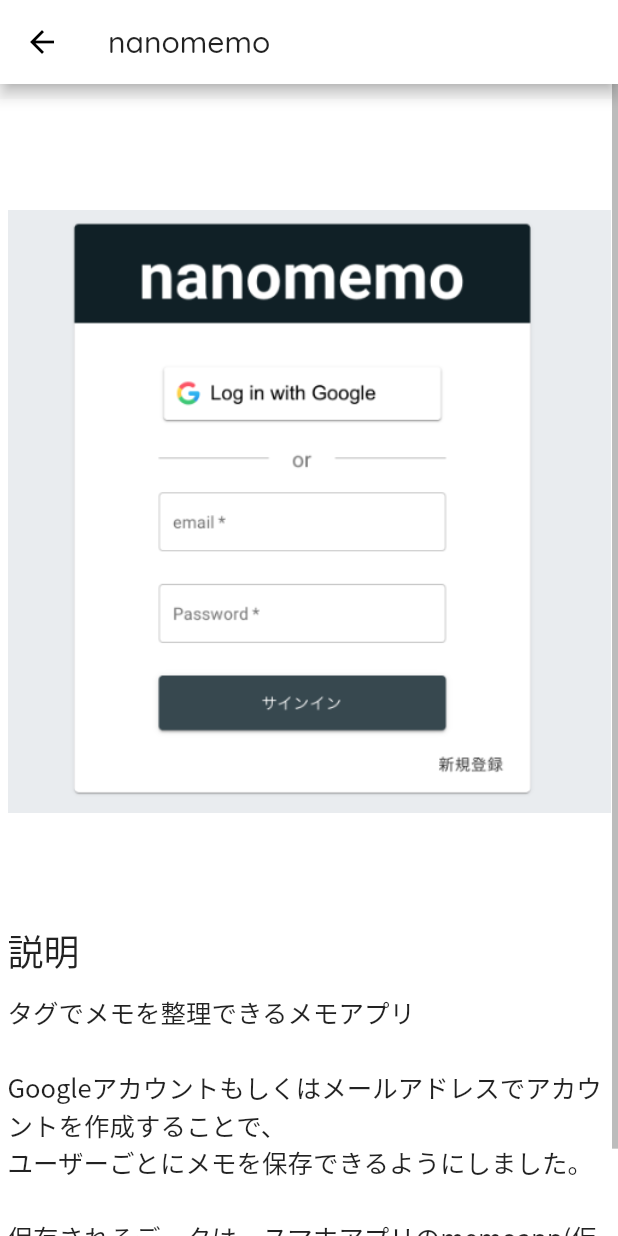
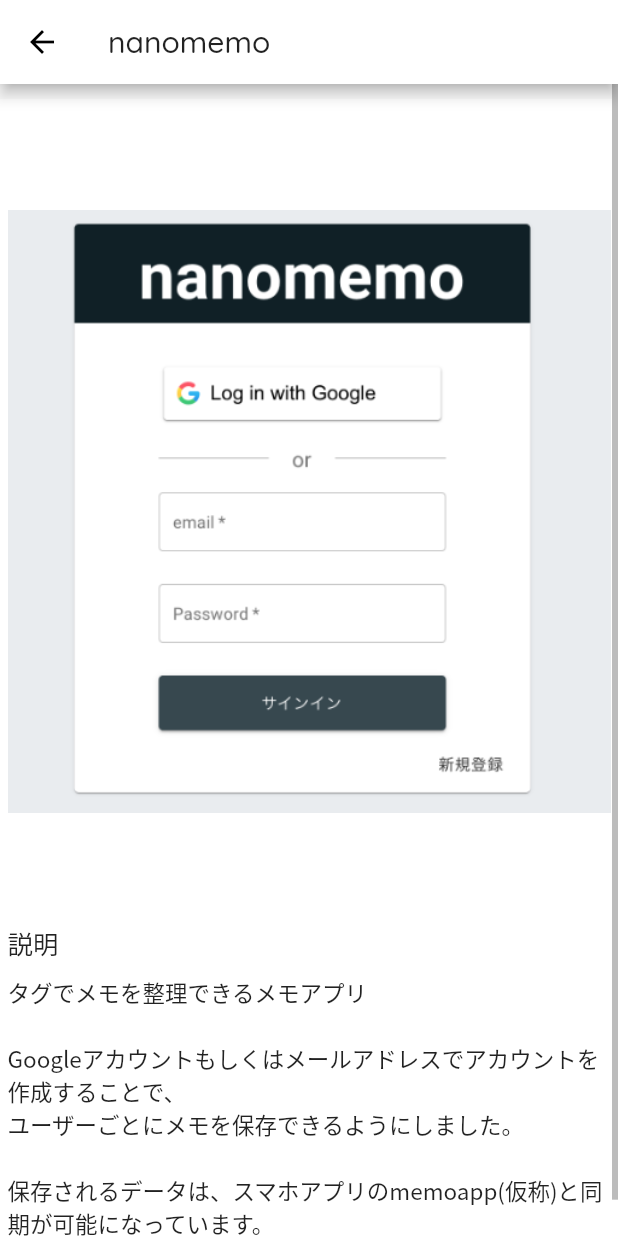
Before and after one commit to 7wataaa/_old_portfolio, a Flutter app: the NanomemoPage screen opened directly with empty values, on a phone screen of 412 x 824 dp. Run offline on Flutter 3.47's test engine with Material 2 defaults, Android fonts, the phone set to English and light mode, and no system bars; our stand-ins replace flutter_hooks, google_fonts, hooks_riverpod.

Commit message:
add: テキストのテーマを追加

```diff
--- a/lib/pages/nanomemo_page.dart
+++ b/lib/pages/nanomemo_page.dart
@@ -49,16 +49,12 @@ class NanomemoPage extends HookWidget {
                           width: 500,
                           child: Column(
                             crossAxisAlignment: CrossAxisAlignment.start,
-                            children: const <Widget>[
+                            children: <Widget>[
                               Padding(
-                                padding: EdgeInsets.only(bottom: 10),
+                                padding: const EdgeInsets.only(bottom: 10),
                                 child: Text(
                                   '説明',
-                                  style: TextStyle(
-                                    fontFamily: 'Noto Sans JP',
-                                    fontSize: 24,
-                                    fontWeight: FontWeight.w100,
-                                  ),
+                                  style: Theme.of(context).textTheme.subtitle1,
                                 ),
                               ),
                               Text(
@@ -70,11 +66,7 @@ Googleアカウントもしくはメールアドレスでアカウントを作
 
 保存されるデータは、スマホアプリのmemoapp(仮称)と同期が可能になっています。
 ''',
-                                style: TextStyle(
-                                  fontFamily: 'Noto Sans JP',
-                                  fontSize: 17,
-                                  fontWeight: FontWeight.w100,
-                                ),
+                                style: Theme.of(context).textTheme.bodyText1,
                               ),
                             ],
                           ),
```
Also changed, not shown: lib/theme.dart (+14 -0 lines).
